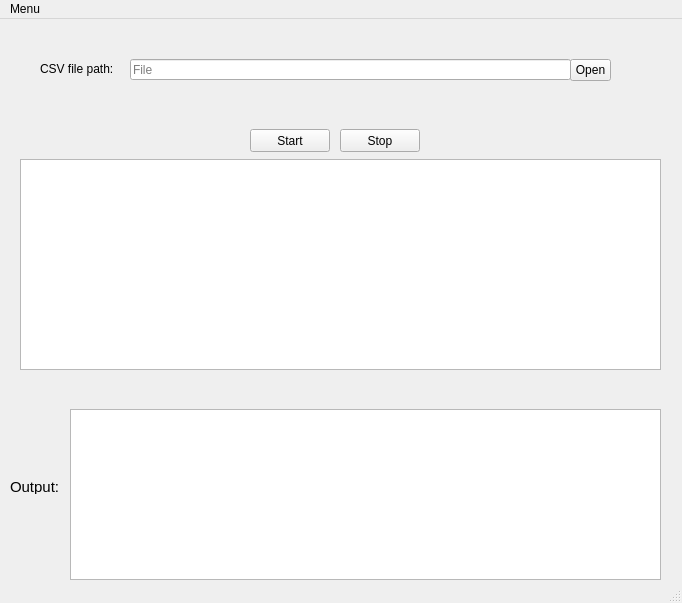
Qt form rvsearch/rvsearch_gui.ui (Sadiqush/RVSearch) before a commit.
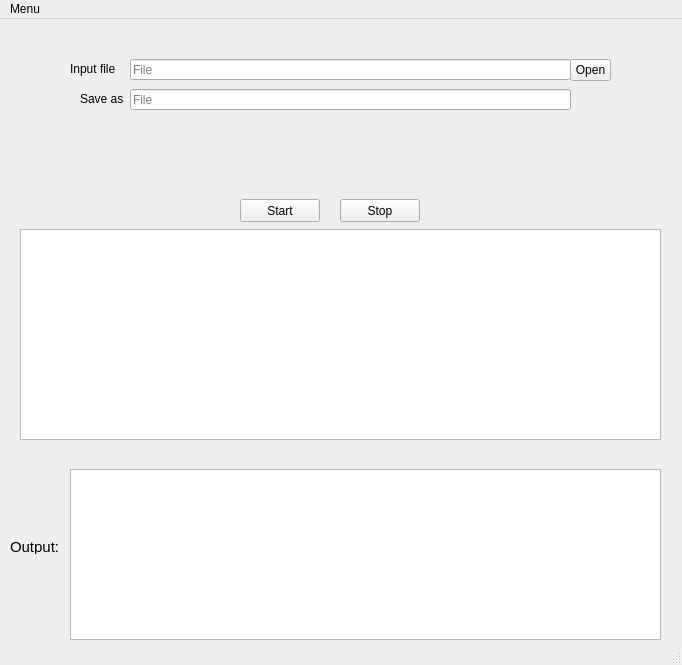
The same form after that commit.

Commit message: output path added

Patch:
```diff
--- a/rvsearch/rvsearch_gui.ui
+++ b/rvsearch/rvsearch_gui.ui
@@ -7,7 +7,7 @@
     <x>0</x>
     <y>0</y>
     <width>682</width>
-    <height>603</height>
+    <height>665</height>
    </rect>
   </property>
   <property name="windowTitle">
@@ -33,14 +33,14 @@
    <widget class="QLabel" name="csvpath">
     <property name="geometry">
      <rect>
-      <x>40</x>
+      <x>70</x>
       <y>40</y>
-      <width>91</width>
+      <width>71</width>
       <height>20</height>
      </rect>
     </property>
     <property name="text">
-     <string>CSV file path:</string>
+     <string>Input file</string>
     </property>
    </widget>
    <widget class="QToolButton" name="path_open">
@@ -60,7 +60,7 @@
     <property name="geometry">
      <rect>
       <x>20</x>
-      <y>140</y>
+      <y>210</y>
       <width>641</width>
       <height>211</height>
      </rect>
@@ -70,7 +70,7 @@
     <property name="geometry">
      <rect>
       <x>70</x>
-      <y>390</y>
+      <y>450</y>
       <width>591</width>
       <height>171</height>
      </rect>
@@ -79,8 +79,8 @@
    <widget class="QPushButton" name="start_button">
     <property name="geometry">
      <rect>
-      <x>250</x>
-      <y>110</y>
+      <x>240</x>
+      <y>180</y>
       <width>80</width>
       <height>23</height>
      </rect>
@@ -93,7 +93,7 @@
     <property name="geometry">
      <rect>
       <x>340</x>
-      <y>110</y>
+      <y>180</y>
       <width>80</width>
       <height>23</height>
      </rect>
@@ -106,7 +106,7 @@
     <property name="geometry">
      <rect>
       <x>10</x>
-      <y>460</y>
+      <y>520</y>
       <width>57</width>
       <height>15</height>
      </rect>
@@ -120,6 +120,35 @@
      <string>Output:</string>
     </property>
    </widget>
+   <widget class="QLabel" name="csvpath_2">
+    <property name="geometry">
+     <rect>
+      <x>80</x>
+      <y>70</y>
+      <width>71</width>
+      <height>20</height>
+     </rect>
+    </property>
+    <property name="text">
+     <string>Save as</string>
+    </property>
+   </widget>
+   <widget class="QLineEdit" name="csvpath_edit_2">
+    <property name="geometry">
+     <rect>
+      <x>130</x>
+      <y>70</y>
+      <width>441</width>
+      <height>21</height>
+     </rect>
+    </property>
+    <property name="text">
+     <string/>
+    </property>
+    <property name="placeholderText">
+     <string>File</string>
+    </property>
+   </widget>
   </widget>
   <widget class="QMenuBar" name="menubar">
    <property name="geometry">
```
The commit also changes 1 other file.
